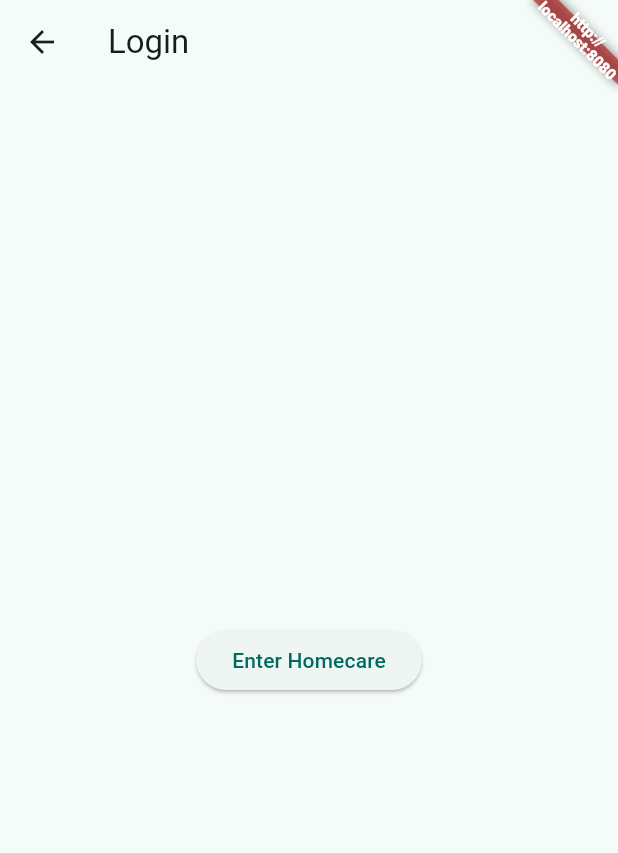
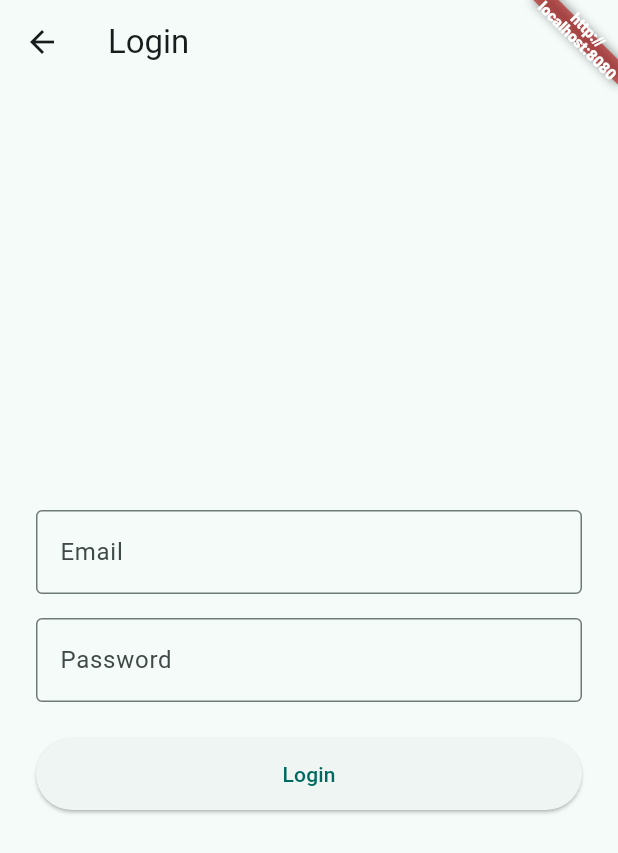
Before and after one commit to gianlucaitachi/homecare_new, a Flutter app: the screen it shows after launch, on a phone screen of 412 x 824 dp. Shown: the top 853 px of the screen. Run offline on Flutter 3.47's test engine with Material 3 defaults, Android fonts, the phone set to English and light mode, and no system bars; our stand-ins replace dio, shared_preferences.

Commit message:
Implement authenticated login flow

```diff
--- /dev/null
+++ b/homecare_app/lib/Repositories/auth_repository.dart
@@ -0,0 +1,103 @@
+import 'package:dio/dio.dart';
+import 'package:shared_preferences/shared_preferences.dart';
+
+import '../env.dart';
+
+class AuthResult {
+  const AuthResult({required this.token, required this.user});
+
+  final String token;
+  final Map<String, dynamic> user;
+}
+
+class AuthException implements Exception {
+  AuthException(this.message);
+
+  final String message;
+
+  @override
+  String toString() => message;
+}
+
+class AuthRepository {
+  AuthRepository({required Dio dio, required SharedPreferences preferences})
+      : _dio = dio,
+        _preferences = preferences;
+
+  static const _tokenKey = 'auth_token';
+
+  final Dio _dio;
+  final SharedPreferences _preferences;
+
+  Future<AuthResult> login(String email, String password) async {
+    try {
+      final response = await _dio.post<Map<String, dynamic>>(
+        '/api/auth/login',
+        data: {
+          'email': email,
+          'password': password,
+        },
+      );
+
+      final data = response.data ?? <String, dynamic>{};
+      final token = data['token'];
+      if (token is! String || token.isEmpty) {
+        throw AuthException('Invalid response from server.');
+      }
+      await _preferences.setString(_tokenKey, token);
+
+      final user = data['user'];
+      return AuthResult(
+        token: token,
+        user: user is Map<String, dynamic>
+            ? Map<String, dynamic>.from(user)
+            : <String, dynamic>{},
+      );
+    } on DioException catch (error) {
+      final message = _errorMessageFromDio(error);
+      throw AuthException(message);
+    } catch (_) {
+      throw AuthException('Unexpected error, please try again.');
+    }
+  }
+
+  String? getStoredToken() => _preferences.getString(_tokenKey);
+
+  Future<void> clearToken() => _preferences.remove(_tokenKey);
+
+  String _errorMessageFromDio(DioException error) {
+    if (error.response?.data is Map<String, dynamic>) {
+      final data = error.response!.data as Map<String, dynamic>;
+      final message = data['error'] ?? data['message'];
+      if (message is String && message.isNotEmpty) {
+        return message;
+      }
+    }
+    if (error.type == DioExceptionType.connectionTimeout ||
+        error.type == DioExceptionType.receiveTimeout ||
+        error.type == DioExceptionType.sendTimeout) {
+      return 'Connection timed out. Please check your internet connection.';
+    }
+    return 'Failed to login. Please try again.';
+  }
+}
+
+Dio createDio() {
+  return Dio(
+    BaseOptions(
+      baseUrl: Env.backendBaseUrl,
+      connectTimeout: const Duration(seconds: 10),
+      receiveTimeout: const Duration(seconds: 10),
+      sendTimeout: const Duration(seconds: 10),
+      headers: {
+        'Content-Type': 'application/json',
+      },
+    ),
+  );
+}
+
+Future<AuthRepository> createAuthRepository() async {
+  final dio = createDio();
+  final preferences = await SharedPreferences.getInstance();
+  return AuthRepository(dio: dio, preferences: preferences);
+}
--- a/homecare_app/lib/Views/login_view.dart
+++ b/homecare_app/lib/Views/login_view.dart
@@ -1,9 +1,63 @@
 import 'package:flutter/material.dart';
+import 'package:provider/provider.dart';
 
+import '../Repositories/auth_repository.dart';
 import '../Utils/app_router.dart';
 
-class LoginView extends StatelessWidget {
+class LoginView extends StatefulWidget {
   const LoginView({super.key});
+
+  @override
+  State<LoginView> createState() => _LoginViewState();
+}
+
+class _LoginViewState extends State<LoginView> {
+  final _formKey = GlobalKey<FormState>();
+  final _emailController = TextEditingController();
+  final _passwordController = TextEditingController();
+
+  bool _isLoading = false;
+  String? _errorMessage;
+
+  @override
+  void dispose() {
+    _emailController.dispose();
+    _passwordController.dispose();
+    super.dispose();
+  }
+
+  Future<void> _submit() async {
+    if (!_formKey.currentState!.validate()) {
+      return;
+    }
+
+    final email = _emailController.text.trim();
+    final password = _passwordController.text;
+    setState(() {
+      _errorMessage = null;
+      _isLoading = true;
+    });
+
+    final authRepository = context.read<AuthRepository>();
+    try {
+      await authRepository.login(email, password);
+      if (!mounted) return;
+      setState(() {
+        _isLoading = false;
+      });
+      Navigator.of(context).pushReplacementNamed(AppRouter.homeRoute);
+    } on AuthException catch (error) {
+      setState(() {
+        _errorMessage = error.message;
+        _isLoading = false;
+      });
+    } catch (_) {
+      setState(() {
+        _errorMessage = 'Something went wrong. Please try again.';
+        _isLoading = false;
+      });
+    }
+  }
 
   @override
   Widget build(BuildContext context) {
@@ -11,10 +65,79 @@ class LoginView extends StatelessWidget {
       appBar: AppBar(
         title: const Text('Login'),
       ),
-      body: Center(
-        child: ElevatedButton(
-          onPressed: () => Navigator.of(context).pushReplacementNamed(AppRouter.homeRoute),
-          child: const Text('Enter Homecare'),
+      body: GestureDetector(
+        onTap: () => FocusScope.of(context).unfocus(),
+        child: Center(
+          child: SingleChildScrollView(
+            padding: const EdgeInsets.symmetric(horizontal: 24, vertical: 16),
+            child: Form(
+              key: _formKey,
+              child: Column(
+                mainAxisSize: MainAxisSize.min,
+                crossAxisAlignment: CrossAxisAlignment.stretch,
+                children: [
+                  TextFormField(
+                    controller: _emailController,
+                    keyboardType: TextInputType.emailAddress,
+                    decoration: const InputDecoration(
+                      labelText: 'Email',
+                      hintText: 'name@example.com',
+                      border: OutlineInputBorder(),
+                    ),
+                    validator: (value) {
+                      if (value == null || value.trim().isEmpty) {
+                        return 'Email is required.';
+                      }
+                      final emailPattern = RegExp(r'^[^@\s]+@[^@\s]+\.[^@\s]+$');
+                      if (!emailPattern.hasMatch(value.trim())) {
+                        return 'Enter a valid email address.';
+                      }
+                      return null;
+                    },
+                  ),
+                  const SizedBox(height: 16),
+                  TextFormField(
+                    controller: _passwordController,
+                    obscureText: true,
+                    decoration: const InputDecoration(
+                      labelText: 'Password',
+                      border: OutlineInputBorder(),
+                    ),
+                    validator: (value) {
+                      if (value == null || value.isEmpty) {
+                        return 'Password is required.';
+                      }
+                      if (value.length < 6) {
+                        return 'Password must be at least 6 characters.';
+                      }
+                      return null;
+                    },
+                  ),
+                  const SizedBox(height: 24),
+                  if (_errorMessage != null) ...[
+                    Text(
+                      _errorMessage!,
+                      style: TextStyle(color: Theme.of(context).colorScheme.error),
+                    ),
+                    const SizedBox(height: 16),
+                  ],
+                  SizedBox(
+                    height: 48,
+                    child: ElevatedButton(
+                      onPressed: _isLoading ? null : _submit,
+                      child: _isLoading
+                          ? const SizedBox(
+                              height: 20,
+                              width: 20,
+                              child: CircularProgressIndicator(strokeWidth: 2),
+                            )
+                          : const Text('Login'),
+                    ),
+                  ),
+                ],
+              ),
+            ),
+          ),
         ),
       ),
     );
--- a/homecare_app/lib/main.dart
+++ b/homecare_app/lib/main.dart
@@ -1,28 +1,46 @@
 import 'package:flutter/material.dart';
 import 'package:provider/provider.dart';
 
+import 'Repositories/auth_repository.dart';
 import 'Utils/app_router.dart';
 import 'env.dart';
 
-void main() {
+Future<void> main() async {
   WidgetsFlutterBinding.ensureInitialized();
-  runApp(const HomecareApp());
+  final authRepository = await createAuthRepository();
+  final hasToken = authRepository.getStoredToken() != null;
+
+  runApp(
+    HomecareApp(
+      authRepository: authRepository,
+      initialRoute: hasToken ? AppRouter.homeRoute : AppRouter.loginRoute,
+    ),
+  );
 }
 
 class HomecareApp extends StatelessWidget {
-  const HomecareApp({super.key});
+  const HomecareApp({
+    required this.authRepository,
+    required this.initialRoute,
+    super.key,
+  });
+
+  final AuthRepository authRepository;
+  final String initialRoute;
 
   @override
   Widget build(BuildContext context) {
     return MultiProvider(
-      providers: const [],
+      providers: [
+        Provider<AuthRepository>.value(value: authRepository),
+      ],
       child: MaterialApp(
         title: 'Homecare',
         theme: ThemeData(
           colorScheme: ColorScheme.fromSeed(seedColor: Colors.teal),
           useMaterial3: true,
         ),
-        initialRoute: AppRouter.loginRoute,
+        initialRoute: initialRoute,
         onGenerateRoute: AppRouter.generateRoute,
         builder: (context, child) {
           return Banner(
```
